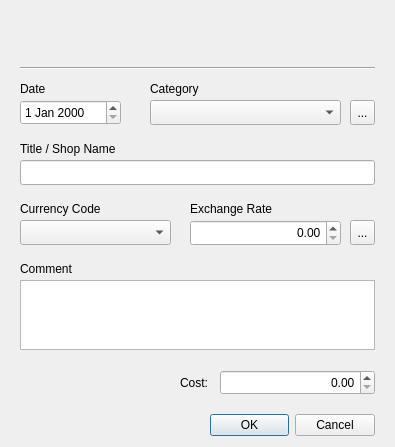
This is Dialog/ExpenseDialog.ui in wslowinski/QtFinance as Qt 5 draws it before an edit. The edited form follows.
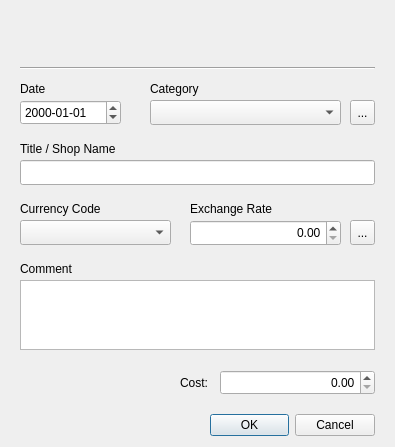
This is the edited form. Icons and pictures are not drawn.

Patch:
```diff
--- a/Dialog/ExpenseDialog.ui
+++ b/Dialog/ExpenseDialog.ui
@@ -51,6 +51,9 @@
      <height>25</height>
     </rect>
    </property>
+   <property name="displayFormat">
+    <string>yyyy-MM-dd</string>
+   </property>
   </widget>
   <widget class="QComboBox" name="cbCategory">
    <property name="geometry">
```
Left out of the diff: 3 changed lines with no effect on the pictures.
